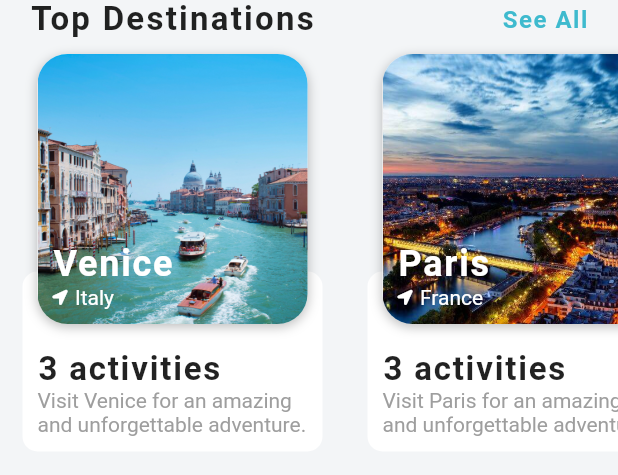
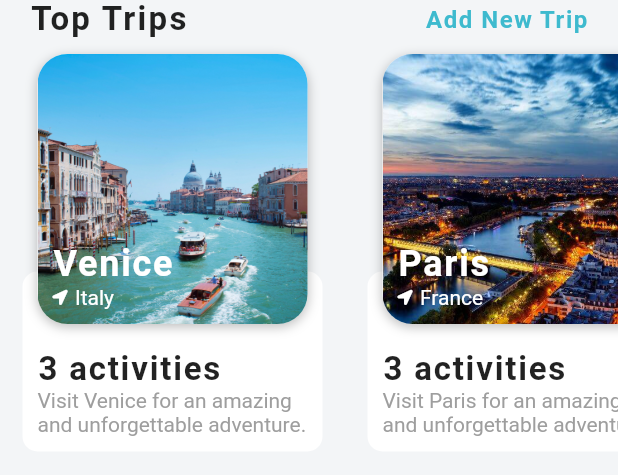
Before and after one commit to ItsNotABugOk/Travel_app, a Flutter app: the DestinationCarousel widget shown alone on an empty page, opened directly, on a phone screen of 412 x 824 dp. Shown: the top 475 px of the screen. Run offline on Flutter 3.47's test engine with Material 2 defaults, Android fonts, the phone set to English and light mode, and no system bars; our stand-ins replace firebase_auth, firebase_core, font_awesome_flutter, google_sign_in; accounts and stored records are empty.

Commit message:
background for admin 25%

```diff
--- a/lib/models/destination_model.dart
+++ b/lib/models/destination_model.dart
@@ -17,33 +17,6 @@ class Destination {
     required this.activities,
   });
 }
-
-List<Activity> activities = [
-  Activity(
-    imageUrl: 'assets/images/stmarksbasilica.jpg',
-    name: 'St. Mark\'s Basilica',
-    type: 'Sightseeing Tour',
-    startTimes: ['9:00 am', '11:00 am'],
-    rating: 5,
-    price: 30,
-  ),
-  Activity(
-    imageUrl: 'assets/images/gondola.jpg',
-    name: 'Walking Tour and Gonadola Ride',
-    type: 'Sightseeing Tour',
-    startTimes: ['11:00 pm', '1:00 pm'],
-    rating: 4,
-    price: 210,
-  ),
-  Activity(
-    imageUrl: 'assets/images/murano.jpg',
-    name: 'Murano and Burano Tour',
-    type: 'Sightseeing Tour',
-    startTimes: ['12:30 pm', '2:00 pm'],
-    rating: 3,
-    price: 125,
-  ),
-];
 
 List<Destination> destinations = [
   Destination(
@@ -82,3 +55,30 @@ List<Destination> destinations = [
     activities: activities,
   ),
 ];
+
+List<Activity> activities = [
+  Activity(
+    imageUrl: 'assets/images/stmarksbasilica.jpg',
+    name: 'St. Mark\'s Basilica',
+    type: 'Sightseeing Tour',
+    startTimes: ['9:00 am', '11:00 am'],
+    rating: 5,
+    price: 30,
+  ),
+  Activity(
+    imageUrl: 'assets/images/gondola.jpg',
+    name: 'Walking Tour and Gonadola Ride',
+    type: 'Sightseeing Tour',
+    startTimes: ['11:00 pm', '1:00 pm'],
+    rating: 4,
+    price: 210,
+  ),
+  Activity(
+    imageUrl: 'assets/images/murano.jpg',
+    name: 'Murano and Burano Tour',
+    type: 'Sightseeing Tour',
+    startTimes: ['12:30 pm', '2:00 pm'],
+    rating: 3,
+    price: 125,
+  ),
+];
--- a/lib/widgets/destination_carousel.dart
+++ b/lib/widgets/destination_carousel.dart
@@ -1,4 +1,5 @@
 import 'package:flutter/material.dart';
+import 'package:travel_app/widgets/add_new_destination.dart';
 import '/models/destination_model.dart';
 import '/screens/destination_screen.dart';
 // ignore: import_of_legacy_library_into_null_safe
@@ -16,7 +17,7 @@ class DestinationCarousel extends StatelessWidget {
             mainAxisAlignment: MainAxisAlignment.spaceBetween,
             children: <Widget>[
               const Text(
-                'Top Destinations',
+                'Top Trips',
                 style: TextStyle(
                   fontSize: 22.0,
                   fontWeight: FontWeight.bold,
@@ -25,9 +26,14 @@ class DestinationCarousel extends StatelessWidget {
               ),
               GestureDetector(
                 // ignore: avoid_print
-                onTap: () => print('See All'),
+                onTap: () => Navigator.push(
+                  context,
+                  MaterialPageRoute(
+                    builder: (_) => NewDestination(),
+                  ),
+                ),
                 child: Text(
-                  'See All',
+                  'Add New Trip',
                   style: TextStyle(
                     color: Theme.of(context).primaryColor,
                     fontSize: 16.0,
@@ -100,8 +106,10 @@ class DestinationCarousel extends StatelessWidget {
                         decoration: BoxDecoration(
                           color: Colors.white,
                           borderRadius: BorderRadius.circular(20.0),
+                          // ignore: prefer_const_literals_to_create_immutables
                           boxShadow: [
-                            BoxShadow(
+                            // prefer_const_literals_to_create_immutables
+                            const BoxShadow(
                               color: Colors.black26,
                               offset: Offset(0.0, 2.0),
                               blurRadius: 6.0,
@@ -130,7 +138,7 @@ class DestinationCarousel extends StatelessWidget {
                                 children: <Widget>[
                                   Text(
                                     destination.city,
-                                    style: TextStyle(
+                                    style: const TextStyle(
                                       color: Colors.white,
                                       fontSize: 24.0,
                                       fontWeight: FontWeight.w600,
@@ -139,15 +147,15 @@ class DestinationCarousel extends StatelessWidget {
                                   ),
                                   Row(
                                     children: <Widget>[
-                                      Icon(
+                                      const Icon(
                                         FontAwesomeIcons.locationArrow,
                                         size: 10.0,
                                         color: Colors.white,
                                       ),
-                                      SizedBox(width: 5.0),
+                                      const SizedBox(width: 5.0),
                                       Text(
                                         destination.country,
-                                        style: TextStyle(
+                                        style: const TextStyle(
                                           color: Colors.white,
                                         ),
                                       ),
--- a/lib/widgets/hotel_carousel.dart
+++ b/lib/widgets/hotel_carousel.dart
@@ -12,7 +12,7 @@ class HotelCarousel extends StatelessWidget {
           child: Row(
             mainAxisAlignment: MainAxisAlignment.spaceBetween,
             children: <Widget>[
-              Text(
+              const Text(
                 'Exclusive Hotels',
                 style: TextStyle(
                   fontSize: 22.0,
@@ -21,7 +21,8 @@ class HotelCarousel extends StatelessWidget {
                 ),
               ),
               GestureDetector(
-                onTap: () => print('See All'),
+                // ignore: avoid_print
+                onTap: () => print('See All Exclusive Hotels'),
                 child: Text(
                   'See All',
                   style: TextStyle(
```
Also changed, not shown: lib/screens/destination_screen.dart (+6 -3 lines), lib/widgets/add_new_destination.dart (+209 -0 lines), 37 other files.
